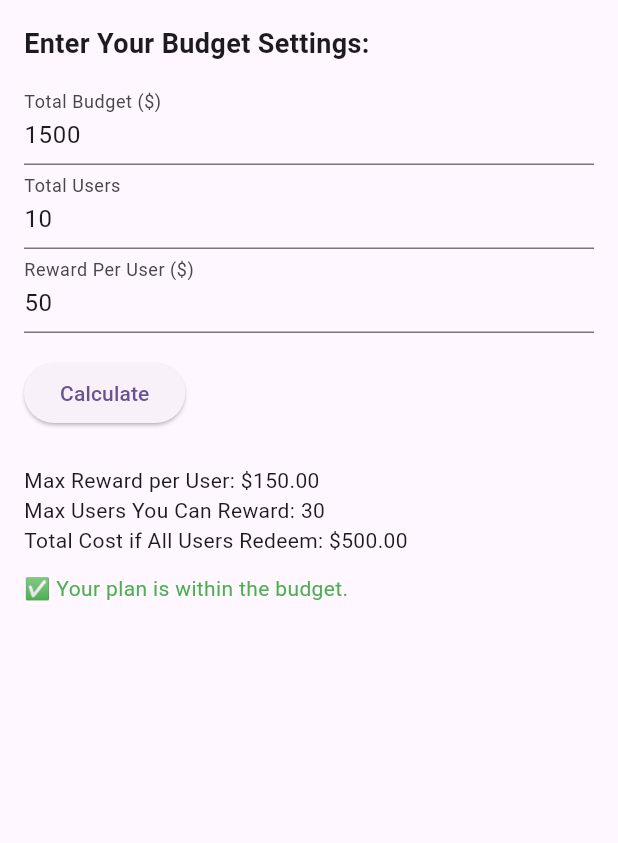
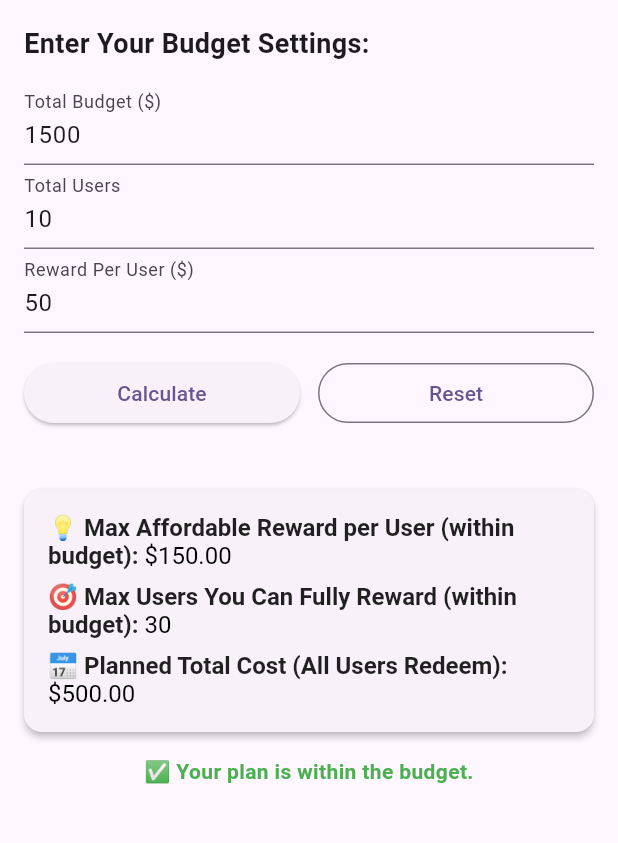
Before and after one commit to AceAsif/Rewards-Budget-Tool, a Flutter app: the screen it shows after launch, after a tap on "Calculate", on a phone screen of 412 x 824 dp, the part 84-927 px from its top. Run offline on Flutter 3.47's test engine with Material 3 defaults, Android fonts, the phone set to English and light mode, and no system bars.

Commit message:
Added reset button and made the text look better.

```diff
--- a/lib/rewards_budget_tool_page.dart
+++ b/lib/rewards_budget_tool_page.dart
@@ -27,6 +27,39 @@ class _RewardsBudgetToolPageState extends State<RewardsBudgetToolPage> {
       _maxUsersCovered = reward > 0 ? (budget ~/ reward) : 0;
       _totalCostIfAllUsersSucceed = users * reward;
     });
+  }
+
+  void _reset() {
+    setState(() {
+      _budgetController.text = '1500';
+      _usersController.text = '10';
+      _rewardController.text = '50';
+      _maxRewardPerUser = null;
+      _maxUsersCovered = null;
+      _totalCostIfAllUsersSucceed = null;
+    });
+  }
+
+  Widget _buildResultRow(String label, String value) {
+    return RichText(
+      text: TextSpan(
+        text: '$label ',
+        style: const TextStyle(
+          fontSize: 16,
+          color: Colors.black87,
+          fontWeight: FontWeight.w600,
+        ),
+        children: [
+          TextSpan(
+            text: value,
+            style: const TextStyle(
+              fontWeight: FontWeight.normal,
+              color: Colors.black,
+            ),
+          ),
+        ],
+      ),
+    );
   }
 
   @override
@@ -63,20 +96,62 @@ class _RewardsBudgetToolPageState extends State<RewardsBudgetToolPage> {
               keyboardType: TextInputType.number,
             ),
             const SizedBox(height: 16),
-            ElevatedButton(
-              onPressed: _calculate,
-              child: const Text('Calculate'),
+            Row(
+              children: [
+                Expanded(
+                  child: ElevatedButton(
+                    onPressed: _calculate,
+                    child: const Text('Calculate'),
+                  ),
+                ),
+                const SizedBox(width: 12),
+                Expanded(
+                  child: OutlinedButton(
+                    onPressed: _reset,
+                    child: const Text('Reset'),
+                  ),
+                ),
+              ],
             ),
             const SizedBox(height: 24),
             if (_maxRewardPerUser != null) ...[
-              Text('Max Reward per User: \$${_maxRewardPerUser!.toStringAsFixed(2)}'),
-              Text('Max Users You Can Reward: $_maxUsersCovered'),
-              Text('Total Cost if All Users Redeem: \$${_totalCostIfAllUsersSucceed!.toStringAsFixed(2)}'),
-              const SizedBox(height: 12),
-              if (_totalCostIfAllUsersSucceed! <= (double.tryParse(_budgetController.text) ?? 0))
-                const Text('✅ Your plan is within the budget.', style: TextStyle(color: Colors.green))
-              else
-                const Text('⚠️ Warning: Budget may be exceeded!', style: TextStyle(color: Colors.red)),
+              Card(
+                margin: const EdgeInsets.symmetric(vertical: 16),
+                elevation: 2,
+                child: Padding(
+                  padding: const EdgeInsets.all(16.0),
+                  child: Column(
+                    crossAxisAlignment: CrossAxisAlignment.start,
+                    children: [
+                      _buildResultRow(
+                          '💡 Max Affordable Reward per User (within budget):',
+                          '\$${_maxRewardPerUser!.toStringAsFixed(2)}'),
+                      const SizedBox(height: 8),
+                      _buildResultRow(
+                          '🎯 Max Users You Can Fully Reward (within budget):',
+                          '$_maxUsersCovered'),
+                      const SizedBox(height: 8),
+                      _buildResultRow(
+                          '📅 Planned Total Cost (All Users Redeem):',
+                          '\$${_totalCostIfAllUsersSucceed!.toStringAsFixed(2)}'),
+                    ],
+                  ),
+                ),
+              ),
+              Center(
+                child: Text(
+                  _totalCostIfAllUsersSucceed! <= (double.tryParse(_budgetController.text) ?? 0)
+                      ? '✅ Your plan is within the budget.'
+                      : '⚠️ Warning: Your current plan would exceed your budget.\nPlease reduce rewards, users, or increase your budget.',
+                  textAlign: TextAlign.center,
+                  style: TextStyle(
+                    color: _totalCostIfAllUsersSucceed! <= (double.tryParse(_budgetController.text) ?? 0)
+                        ? Colors.green
+                        : Colors.red,
+                    fontWeight: FontWeight.w600,
+                  ),
+                ),
+              ),
             ]
           ],
         ),
```
